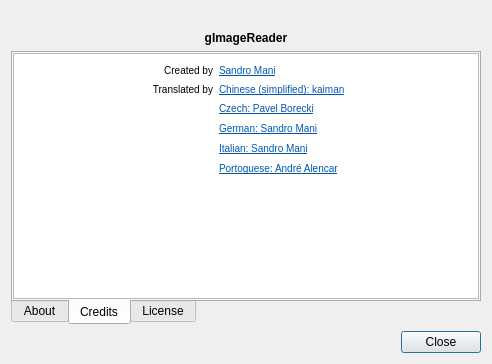
Old version of the form qt/data/AboutDialog.ui in the repository manisandro/gImageReader.
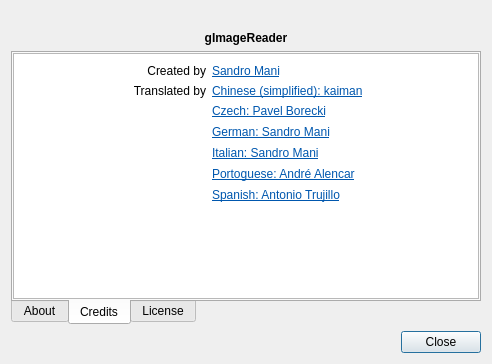
New version of the form. The open tabs and pages were chosen to show the change. Icons and pictures are not drawn.

Commit message: Add spanish translation

```diff
--- a/qt/data/AboutDialog.ui
+++ b/qt/data/AboutDialog.ui
@@ -103,34 +103,38 @@
           <string notr="true">&lt;!DOCTYPE HTML PUBLIC &quot;-//W3C//DTD HTML 4.0//EN&quot; &quot;http://www.w3.org/TR/REC-html40/strict.dtd&quot;&gt;
 &lt;html&gt;&lt;head&gt;&lt;meta name=&quot;qrichtext&quot; content=&quot;1&quot; /&gt;&lt;style type=&quot;text/css&quot;&gt;
 p, li { white-space: pre-wrap; }
-&lt;/style&gt;&lt;/head&gt;&lt;body style=&quot; font-family:'Sans Serif'; font-size:9pt; font-weight:400; font-style:normal;&quot;&gt;
+&lt;/style&gt;&lt;/head&gt;&lt;body style=&quot; font-family:'Sans Serif'; font-size:10pt; font-weight:400; font-style:normal;&quot;&gt;
 &lt;table border=&quot;0&quot; style=&quot; margin-top:0px; margin-bottom:0px; margin-left:0px; margin-right:0px;&quot; align=&quot;center&quot; cellspacing=&quot;6&quot; cellpadding=&quot;0&quot;&gt;
 &lt;tr&gt;
 &lt;td&gt;
-&lt;p align=&quot;right&quot; style=&quot; margin-top:12px; margin-bottom:12px; margin-left:0px; margin-right:0px; -qt-block-indent:0; text-indent:0px;&quot;&gt;&lt;span style=&quot; font-size:small;&quot;&gt;Created by&lt;/span&gt;&lt;/p&gt;&lt;/td&gt;
+&lt;p align=&quot;right&quot; style=&quot; margin-top:12px; margin-bottom:12px; margin-left:0px; margin-right:0px; -qt-block-indent:0; text-indent:0px;&quot;&gt;&lt;span style=&quot; font-size:9pt;&quot;&gt;Created by&lt;/span&gt;&lt;/p&gt;&lt;/td&gt;
 &lt;td&gt;
-&lt;p style=&quot; margin-top:12px; margin-bottom:12px; margin-left:0px; margin-right:0px; -qt-block-indent:0; text-indent:0px;&quot;&gt;&lt;a href=&quot;mailto:manisandro@gmail.com&quot;&gt;&lt;span style=&quot; font-size:small; text-decoration: underline; color:#0057ae;&quot;&gt;Sandro Mani&lt;/span&gt;&lt;/a&gt;&lt;/p&gt;&lt;/td&gt;&lt;/tr&gt;
+&lt;p style=&quot; margin-top:12px; margin-bottom:12px; margin-left:0px; margin-right:0px; -qt-block-indent:0; text-indent:0px;&quot;&gt;&lt;a href=&quot;mailto:manisandro@gmail.com&quot;&gt;&lt;span style=&quot; font-size:9pt; text-decoration: underline; color:#0057ae;&quot;&gt;Sandro Mani&lt;/span&gt;&lt;/a&gt;&lt;/p&gt;&lt;/td&gt;&lt;/tr&gt;
 &lt;tr&gt;
 &lt;td&gt;
-&lt;p align=&quot;right&quot; style=&quot; margin-top:12px; margin-bottom:12px; margin-left:0px; margin-right:0px; -qt-block-indent:0; text-indent:0px;&quot;&gt;&lt;span style=&quot; font-size:small;&quot;&gt;Translated by&lt;/span&gt;&lt;/p&gt;&lt;/td&gt;
+&lt;p align=&quot;right&quot; style=&quot; margin-top:12px; margin-bottom:12px; margin-left:0px; margin-right:0px; -qt-block-indent:0; text-indent:0px;&quot;&gt;&lt;span style=&quot; font-size:9pt;&quot;&gt;Translated by&lt;/span&gt;&lt;/p&gt;&lt;/td&gt;
 &lt;td&gt;
-&lt;p style=&quot; margin-top:12px; margin-bottom:12px; margin-left:0px; margin-right:0px; -qt-block-indent:0; text-indent:0px;&quot;&gt;&lt;a href=&quot;mailto:kaigfm@gmail.com&quot;&gt;&lt;span style=&quot; font-size:small; text-decoration: underline; color:#0057ae;&quot;&gt;Chinese (simplified): kaiman&lt;/span&gt;&lt;/a&gt;&lt;/p&gt;&lt;/td&gt;&lt;/tr&gt;
+&lt;p style=&quot; margin-top:12px; margin-bottom:12px; margin-left:0px; margin-right:0px; -qt-block-indent:0; text-indent:0px;&quot;&gt;&lt;a href=&quot;mailto:kaigfm@gmail.com&quot;&gt;&lt;span style=&quot; font-size:9pt; text-decoration: underline; color:#0057ae;&quot;&gt;Chinese (simplified): kaiman&lt;/span&gt;&lt;/a&gt;&lt;/p&gt;&lt;/td&gt;&lt;/tr&gt;
 &lt;tr&gt;
 &lt;td&gt;&lt;/td&gt;
 &lt;td&gt;
-&lt;p style=&quot; margin-top:12px; margin-bottom:12px; margin-left:0px; margin-right:0px; -qt-block-indent:0; text-indent:0px;&quot;&gt;&lt;a href=&quot;mailto:pavel.borecki@gmail.com&quot;&gt;&lt;span style=&quot; font-size:small; text-decoration: underline; color:#0057ae;&quot;&gt;Czech: Pavel Borecki&lt;/span&gt;&lt;/a&gt;&lt;/p&gt;&lt;/td&gt;&lt;/tr&gt;
+&lt;p style=&quot; margin-top:12px; margin-bottom:12px; margin-left:0px; margin-right:0px; -qt-block-indent:0; text-indent:0px;&quot;&gt;&lt;a href=&quot;mailto:pavel.borecki@gmail.com&quot;&gt;&lt;span style=&quot; font-size:9pt; text-decoration: underline; color:#0057ae;&quot;&gt;Czech: Pavel Borecki&lt;/span&gt;&lt;/a&gt;&lt;/p&gt;&lt;/td&gt;&lt;/tr&gt;
 &lt;tr&gt;
 &lt;td&gt;&lt;/td&gt;
 &lt;td&gt;
-&lt;p style=&quot; margin-top:12px; margin-bottom:12px; margin-left:0px; margin-right:0px; -qt-block-indent:0; text-indent:0px;&quot;&gt;&lt;a href=&quot;mailto:manisandro@gmail.com&quot;&gt;&lt;span style=&quot; font-size:small; text-decoration: underline; color:#0057ae;&quot;&gt;German: Sandro Mani&lt;/span&gt;&lt;/a&gt;&lt;/p&gt;&lt;/td&gt;&lt;/tr&gt;
+&lt;p style=&quot; margin-top:12px; margin-bottom:12px; margin-left:0px; margin-right:0px; -qt-block-indent:0; text-indent:0px;&quot;&gt;&lt;a href=&quot;mailto:manisandro@gmail.com&quot;&gt;&lt;span style=&quot; font-size:9pt; text-decoration: underline; color:#0057ae;&quot;&gt;German: Sandro Mani&lt;/span&gt;&lt;/a&gt;&lt;/p&gt;&lt;/td&gt;&lt;/tr&gt;
 &lt;tr&gt;
 &lt;td&gt;&lt;/td&gt;
 &lt;td&gt;
-&lt;p style=&quot; margin-top:12px; margin-bottom:12px; margin-left:0px; margin-right:0px; -qt-block-indent:0; text-indent:0px;&quot;&gt;&lt;a href=&quot;mailto:manisandro@gmail.com&quot;&gt;&lt;span style=&quot; font-size:small; text-decoration: underline; color:#0057ae;&quot;&gt;Italian: Sandro Mani&lt;/span&gt;&lt;/a&gt;&lt;/p&gt;&lt;/td&gt;&lt;/tr&gt;
+&lt;p style=&quot; margin-top:12px; margin-bottom:12px; margin-left:0px; margin-right:0px; -qt-block-indent:0; text-indent:0px;&quot;&gt;&lt;a href=&quot;mailto:manisandro@gmail.com&quot;&gt;&lt;span style=&quot; font-size:9pt; text-decoration: underline; color:#0057ae;&quot;&gt;Italian: Sandro Mani&lt;/span&gt;&lt;/a&gt;&lt;/p&gt;&lt;/td&gt;&lt;/tr&gt;
 &lt;tr&gt;
 &lt;td&gt;&lt;/td&gt;
 &lt;td&gt;
-&lt;p style=&quot; margin-top:12px; margin-bottom:12px; margin-left:0px; margin-right:0px; -qt-block-indent:0; text-indent:0px;&quot;&gt;&lt;a href=&quot;mailto:andre.tre@gmail.com&quot;&gt;&lt;span style=&quot; font-size:small; text-decoration: underline; color:#0057ae;&quot;&gt;Portoguese: André Alencar&lt;/span&gt;&lt;/a&gt;&lt;/p&gt;&lt;/td&gt;&lt;/tr&gt;&lt;/table&gt;&lt;/body&gt;&lt;/html&gt;</string>
+&lt;p style=&quot; margin-top:12px; margin-bottom:12px; margin-left:0px; margin-right:0px; -qt-block-indent:0; text-indent:0px;&quot;&gt;&lt;a href=&quot;mailto:andre.tre@gmail.com&quot;&gt;&lt;span style=&quot; font-size:9pt; text-decoration: underline; color:#0057ae;&quot;&gt;Portoguese: André Alencar&lt;/span&gt;&lt;/a&gt;&lt;/p&gt;&lt;/td&gt;&lt;/tr&gt;
+&lt;tr&gt;
+&lt;td&gt;&lt;/td&gt;
+&lt;td&gt;
+&lt;p style=&quot; margin-top:12px; margin-bottom:12px; margin-left:0px; margin-right:0px; -qt-block-indent:0; text-indent:0px;&quot;&gt;&lt;a href=&quot;mailto:lunatc@gmail.com&quot;&gt;&lt;span style=&quot; font-size:9pt; text-decoration: underline; color:#0057ae;&quot;&gt;Spanish: Antonio Trujillo&lt;/span&gt;&lt;/a&gt;&lt;/p&gt;&lt;/td&gt;&lt;/tr&gt;&lt;/table&gt;&lt;/body&gt;&lt;/html&gt;</string>
          </property>
         </widget>
        </item>
```
Left out of the diff: 33 changed lines with no effect on the pictures. The commit also changes 3 other files.
